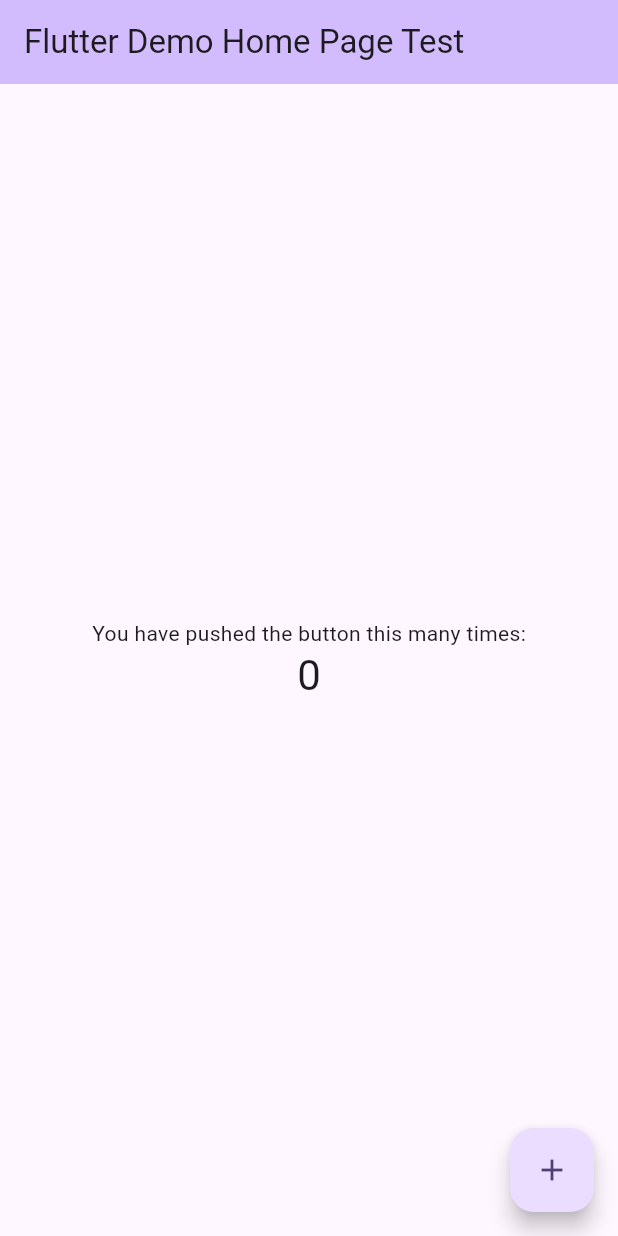
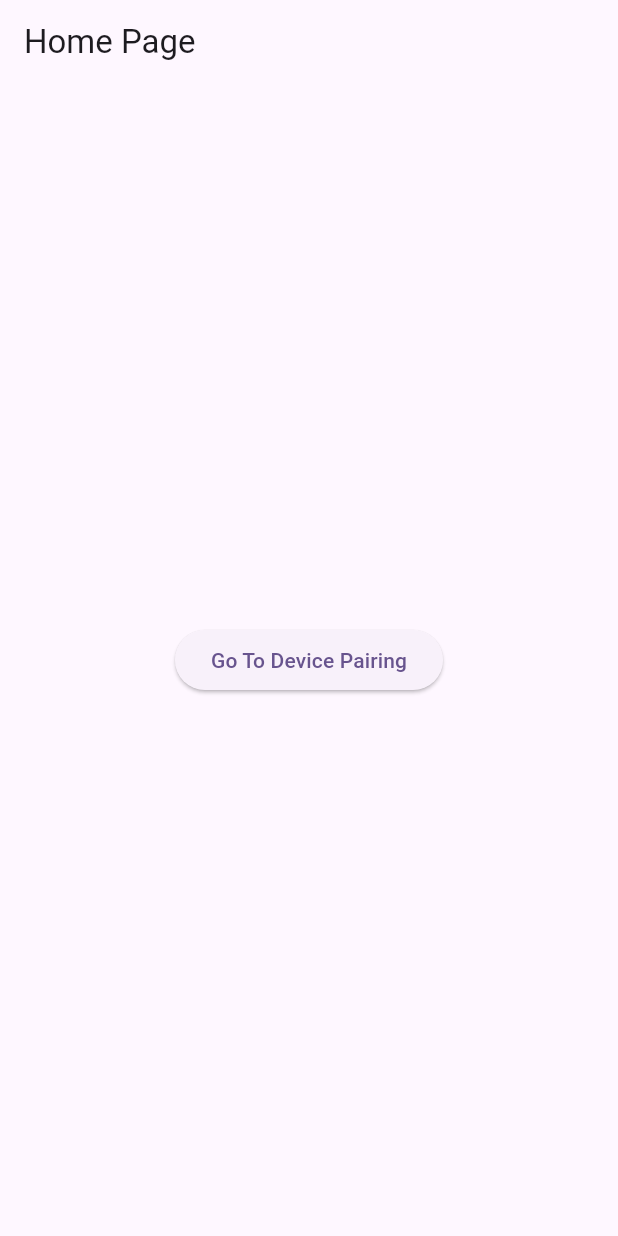
Before and after one commit to guysiman/sensy_patient_app, a Flutter app: the screen it shows after launch, on a phone screen of 412 x 824 dp. Run offline on Flutter 3.47's test engine with Material 3 defaults, Android fonts, the light colour scheme and no system bars.

Commit message:
create device pairing & home pages

```diff
--- a/lib/main.dart
+++ b/lib/main.dart
@@ -1,4 +1,7 @@
 import 'package:flutter/material.dart';
+
+import 'screens/home_page.dart';
+import 'screens/device_pairing_page.dart';
 
 void main() {
   runApp(const MyApp());
@@ -11,115 +14,15 @@
   @override
   Widget build(BuildContext context) {
     return MaterialApp(
-      title: 'Flutter Demo',
-      theme: ThemeData(
-        // This is the theme of your application.
-        //
-        // TRY THIS: Try running your application with "flutter run". You'll see
-        // the application has a purple toolbar. Then, without quitting the app,
-        // try changing the seedColor in the colorScheme below to Colors.green
-        // and then invoke "hot reload" (save your changes or press the "hot
-        // reload" button in a Flutter-supported IDE, or press "r" if you used
-        // the command line to start the app).
-        //
-        // Notice that the counter didn't reset back to zero; the application
-        // state is not lost during the reload. To reset the state, use hot
-        // restart instead.
-        //
-        // This works for code too, not just values: Most code changes can be
-        // tested with just a hot reload.
-        colorScheme: ColorScheme.fromSeed(seedColor: Colors.deepPurple),
-        useMaterial3: true,
-      ),
-      home: const MyHomePage(title: 'Flutter Demo Home Page Test'),
-    );
+        title: 'Flutter Demo',
+        theme: ThemeData(
+          colorScheme: ColorScheme.fromSeed(seedColor: Colors.deepPurple),
+          useMaterial3: true,
+        ),
+        home: const HomePage(),
+        routes: {
+          '/homepage': (context) => HomePage(),
+          '/devicepairingpage': (context) => DevicePairingPage(),
+        });
   }
 }
-
-class MyHomePage extends StatefulWidget {
-  const MyHomePage({super.key, required this.title});
-
-  // This widget is the home page of your application. It is stateful, meaning
-  // that it has a State object (defined below) that contains fields that affect
-  // how it looks.
-
-  // This class is the configuration for the state. It holds the values (in this
-  // case the title) provided by the parent (in this case the App widget) and
-  // used by the build method of the State. Fields in a Widget subclass are
-  // always marked "final".
-
-  final String title;
-
-  @override
-  State<MyHomePage> createState() => _MyHomePageState();
-}
-
-class _MyHomePageState extends State<MyHomePage> {
-  int _counter = 0;
-
-  void _incrementCounter() {
-    setState(() {
-      // This call to setState tells the Flutter framework that something has
-      // changed in this State, which causes it to rerun the build method below
-      // so that the display can reflect the updated values. If we changed
-      // _counter without calling setState(), then the build method would not be
-      // called again, and so nothing would appear to happen.
-      _counter++;
-    });
-  }
-
-  @override
-  Widget build(BuildContext context) {
-    // This method is rerun every time setState is called, for instance as done
-    // by the _incrementCounter method above.
-    //
-    // The Flutter framework has been optimized to make rerunning build methods
-    // fast, so that you can just rebuild anything that needs updating rather
-    // than having to individually change instances of widgets.
-    return Scaffold(
-      appBar: AppBar(
-        // TRY THIS: Try changing the color here to a specific color (to
-        // Colors.amber, perhaps?) and trigger a hot reload to see the AppBar
-        // change color while the other colors stay the same.
-        backgroundColor: Theme.of(context).colorScheme.inversePrimary,
-        // Here we take the value from the MyHomePage object that was created by
-        // the App.build method, and use it to set our appbar title.
-        title: Text(widget.title),
-      ),
-      body: Center(
-        // Center is a layout widget. It takes a single child and positions it
-        // in the middle of the parent.
-        child: Column(
-          // Column is also a layout widget. It takes a list of children and
-          // arranges them vertically. By default, it sizes itself to fit its
-          // children horizontally, and tries to be as tall as its parent.
-          //
-          // Column has various properties to control how it sizes itself and
-          // how it positions its children. Here we use mainAxisAlignment to
-          // center the children vertically; the main axis here is the vertical
-          // axis because Columns are vertical (the cross axis would be
-          // horizontal).
-          //
-          // TRY THIS: Invoke "debug painting" (choose the "Toggle Debug Paint"
-          // action in the IDE, or press "p" in the console), to see the
-          // wireframe for each widget.
-          mainAxisAlignment: MainAxisAlignment.center,
-          children: <Widget>[
-            const Text(
-              'You have pushed the button this many times:',
-            ),
-            Text(
-              '$_counter',
-              style: Theme.of(context).textTheme.headlineMedium,
-            ),
-          ],
-        ),
-      ),
-      floatingActionButton: FloatingActionButton(
-        onPressed: _incrementCounter,
-        tooltip: 'Increment',
-        child: const Icon(Icons.add),
-      ), // This trailing comma makes auto-formatting nicer for build methods.
-    );
-  }
-}
--- /dev/null
+++ b/lib/screens/home_page.dart
@@ -0,0 +1,27 @@
+import 'package:flutter/material.dart';
+
+class HomePage extends StatefulWidget {
+  const HomePage({super.key});
+
+  @override
+  _HomePageState createState() => _HomePageState();
+}
+
+class _HomePageState extends State<HomePage> {
+  @override
+  Widget build(BuildContext context) {
+    return Scaffold(
+      appBar: AppBar(
+        title: const Text('Home Page'),
+      ),
+      body: Center(
+        child: ElevatedButton(
+          child: const Text("Go To Device Pairing"),
+          onPressed: () {
+            Navigator.pushNamed(context, '/devicepairingpage');
+          },
+        ),
+      ),
+    );
+  }
+}
```
Also changed, not shown: lib/screens/device_pairing_page.dart (added, +47 -0 lines).
